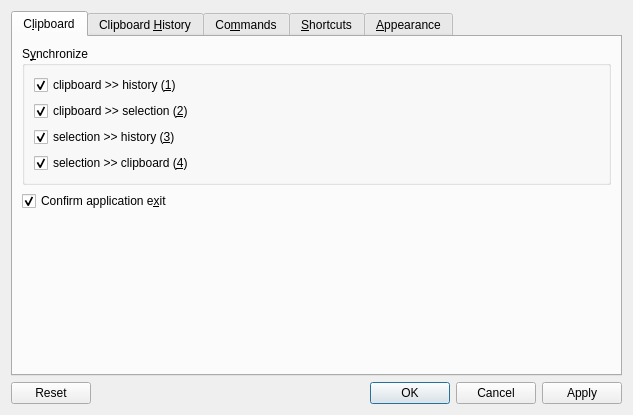
The window that src/ui/configurationmanager.ui (hluk/CopyQ) describes before a commit, drawn with Qt 5.
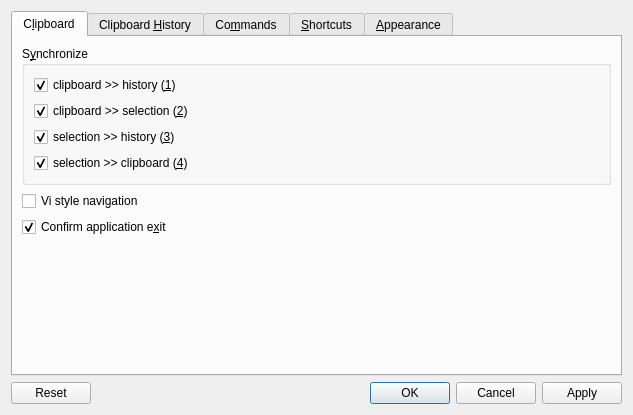
The same window after the commit. Icons and pictures are not drawn. Custom widgets are drawn as their Qt base class.

Commit message: Added basic Vi style navigation

What changed in the file:
```diff
--- a/src/ui/configurationmanager.ui
+++ b/src/ui/configurationmanager.ui
@@ -116,6 +116,16 @@
              </layout>
             </widget>
            </item>
+           <item>
+            <widget class="QCheckBox" name="checkBoxViMode">
+             <property name="toolTip">
+              <string>Support for Vi navigation keys (H, J, K, L and more),  Slash (/) key to search</string>
+             </property>
+             <property name="text">
+              <string>Vi style navigation</string>
+             </property>
+            </widget>
+           </item>
            <item>
             <widget class="QCheckBox" name="checkBoxConfirmExit">
              <property name="toolTip">
```
The commit also changes 4 other files.
